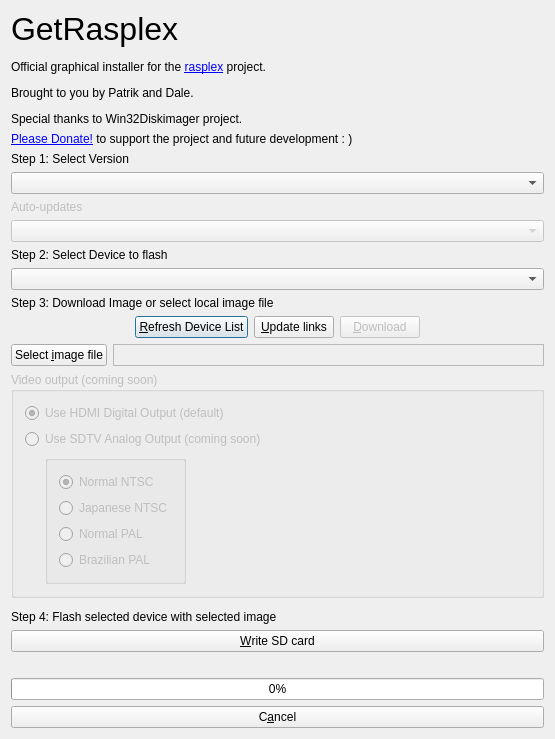
This is installer.ui in RasPlex/rasplex-installer as Qt 5 draws it before an edit. The edited form follows.
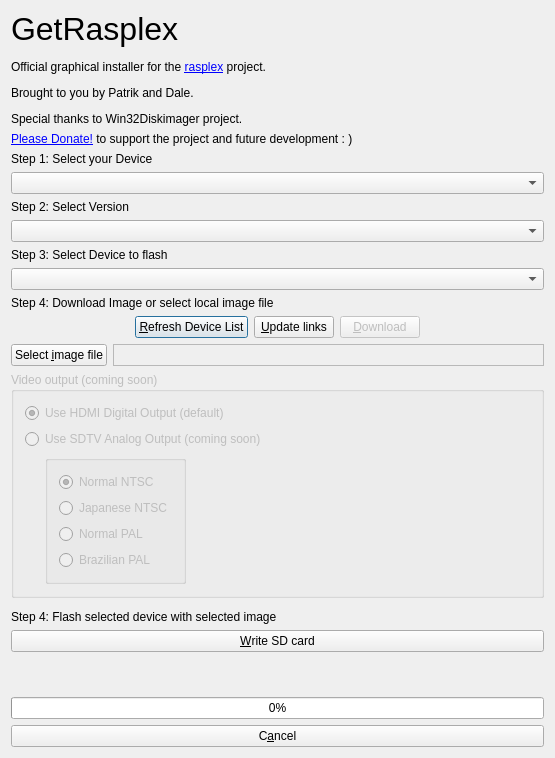
This is the edited form. Icons and pictures are not drawn.

```diff
--- a/installer.ui
+++ b/installer.ui
@@ -7,7 +7,7 @@
     <x>0</x>
     <y>0</y>
     <width>555</width>
-    <height>717</height>
+    <height>758</height>
    </rect>
   </property>
   <property name="windowTitle">
@@ -56,37 +56,30 @@
      </item>
     </layout>
    </item>
+   <item>
+    <widget class="QLabel" name="deviceSelectText">
+     <property name="text">
+      <string>Step 1: Select your Device</string>
+     </property>
+    </widget>
+   </item>
+   <item>
+    <widget class="QComboBox" name="deviceSelectBox"/>
+   </item>
    <item>
     <widget class="QLabel" name="releaseLabel">
      <property name="text">
-      <string>Step 1: Select Version</string>
+      <string>Step 2: Select Version</string>
      </property>
     </widget>
    </item>
    <item>
     <widget class="QComboBox" name="releaseLinks"/>
    </item>
-   <item>
-    <widget class="QLabel" name="upgradeLabel">
-     <property name="enabled">
-      <bool>false</bool>
-     </property>
-     <property name="text">
-      <string>Auto-updates</string>
-     </property>
-    </widget>
-   </item>
-   <item>
-    <widget class="QComboBox" name="upgradeLinks">
-     <property name="enabled">
-      <bool>false</bool>
-     </property>
-    </widget>
-   </item>
    <item>
     <widget class="QLabel" name="removableDevicesLabel">
      <property name="text">
-      <string>Step 2: Select Device to flash</string>
+      <string>Step 3: Select Device to flash</string>
      </property>
     </widget>
    </item>
@@ -96,7 +89,7 @@
    <item>
     <widget class="QLabel" name="label">
      <property name="text">
-      <string>Step 3: Download Image or select local image file</string>
+      <string>Step 4: Download Image or select local image file</string>
      </property>
     </widget>
    </item>
```
